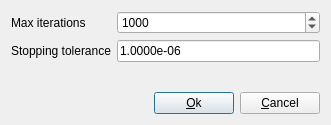
Qt form ui/simplexsettings.ui (montagdude/Xoptfoil) before a commit.
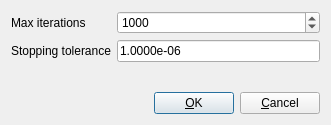
The same form after that commit.

Patch:
```diff
--- a/ui/simplexsettings.ui
+++ b/ui/simplexsettings.ui
@@ -86,7 +86,7 @@
      <item>
       <widget class="QPushButton" name="okButton">
        <property name="text">
-        <string>&amp;Ok</string>
+        <string>&amp;OK</string>
        </property>
        <property name="autoDefault">
         <bool>false</bool>
```
